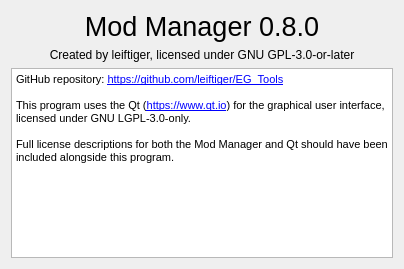
Above: modmanager/UI_AboutWindow.ui from leiftiger/EG_Tools before the change. Below: the same form after it.
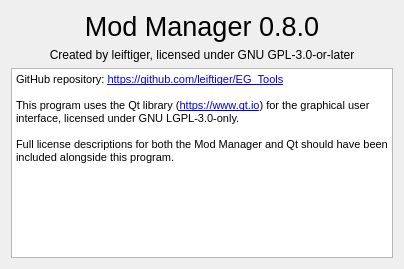
That is the form after the change.

```diff
--- a/modmanager/UI_AboutWindow.ui
+++ b/modmanager/UI_AboutWindow.ui
@@ -55,7 +55,7 @@
 &lt;/style&gt;&lt;/head&gt;&lt;body style=&quot; font-family:'MS Shell Dlg 2'; font-size:8.25pt; font-weight:400; font-style:normal;&quot;&gt;
 &lt;p style=&quot; margin-top:0px; margin-bottom:0px; margin-left:0px; margin-right:0px; -qt-block-indent:0; text-indent:0px;&quot;&gt;&lt;span style=&quot; font-size:8pt;&quot;&gt;GitHub repository: &lt;/span&gt;&lt;a href=&quot;https://github.com/leiftiger/EG_Tools&quot;&gt;&lt;span style=&quot; font-size:8pt; text-decoration: underline; color:#0000ff;&quot;&gt;https://github.com/leiftiger/EG_Tools&lt;/span&gt;&lt;/a&gt;&lt;/p&gt;
 &lt;p style=&quot;-qt-paragraph-type:empty; margin-top:0px; margin-bottom:0px; margin-left:0px; margin-right:0px; -qt-block-indent:0; text-indent:0px; font-size:8pt; text-decoration: underline; color:#0000ff;&quot;&gt;&lt;br /&gt;&lt;/p&gt;
-&lt;p style=&quot; margin-top:0px; margin-bottom:0px; margin-left:0px; margin-right:0px; -qt-block-indent:0; text-indent:0px;&quot;&gt;&lt;span style=&quot; font-size:8pt;&quot;&gt;This program uses the Qt (&lt;/span&gt;&lt;a href=&quot;https://www.qt.io&quot;&gt;&lt;span style=&quot; font-size:8pt; text-decoration: underline; color:#0000ff;&quot;&gt;https://www.qt.io&lt;/span&gt;&lt;/a&gt;&lt;span style=&quot; font-size:8pt;&quot;&gt;) for the graphical user interface, licensed under GNU LGPL-3.0-only.&lt;/span&gt;&lt;/p&gt;
+&lt;p style=&quot; margin-top:0px; margin-bottom:0px; margin-left:0px; margin-right:0px; -qt-block-indent:0; text-indent:0px;&quot;&gt;&lt;span style=&quot; font-size:8pt;&quot;&gt;This program uses the Qt library (&lt;/span&gt;&lt;a href=&quot;https://www.qt.io&quot;&gt;&lt;span style=&quot; font-size:8pt; text-decoration: underline; color:#0000ff;&quot;&gt;https://www.qt.io&lt;/span&gt;&lt;/a&gt;&lt;span style=&quot; font-size:8pt;&quot;&gt;) for the graphical user interface, licensed under GNU LGPL-3.0-only.&lt;/span&gt;&lt;/p&gt;
 &lt;p style=&quot;-qt-paragraph-type:empty; margin-top:0px; margin-bottom:0px; margin-left:0px; margin-right:0px; -qt-block-indent:0; text-indent:0px; font-size:8pt;&quot;&gt;&lt;br /&gt;&lt;/p&gt;
 &lt;p style=&quot; margin-top:0px; margin-bottom:0px; margin-left:0px; margin-right:0px; -qt-block-indent:0; text-indent:0px;&quot;&gt;&lt;span style=&quot; font-size:8pt;&quot;&gt;Full license descriptions for both the Mod Manager and Qt should have been included alongside this program.&lt;/span&gt;&lt;/p&gt;&lt;/body&gt;&lt;/html&gt;</string>
       </property>
```
